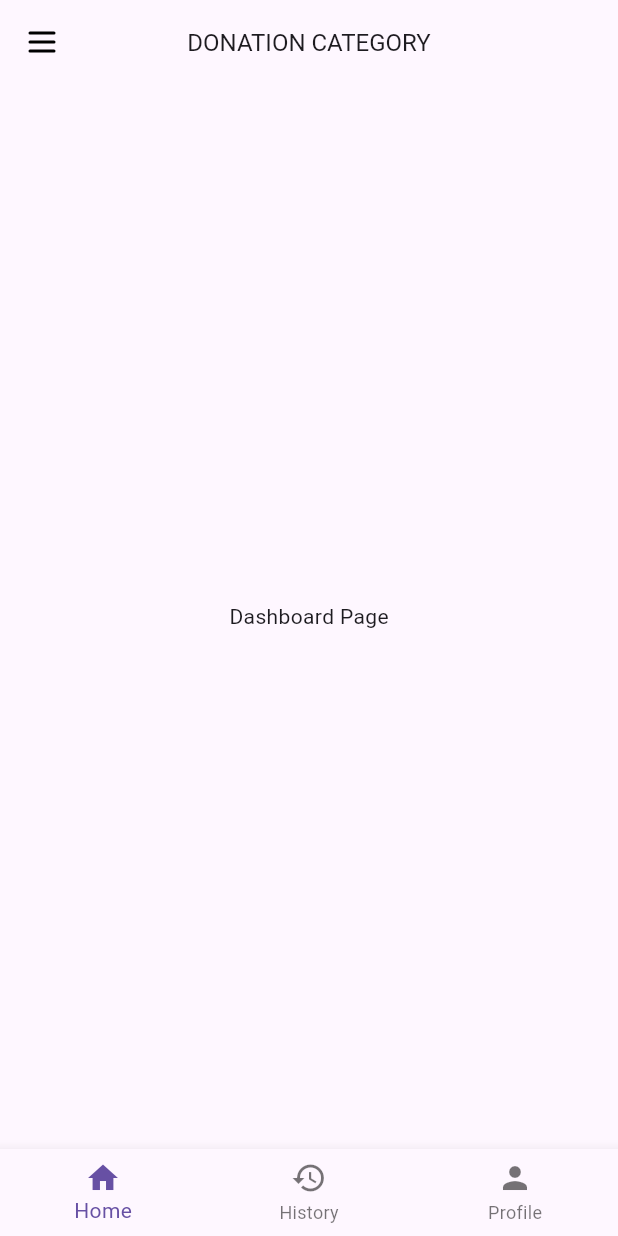
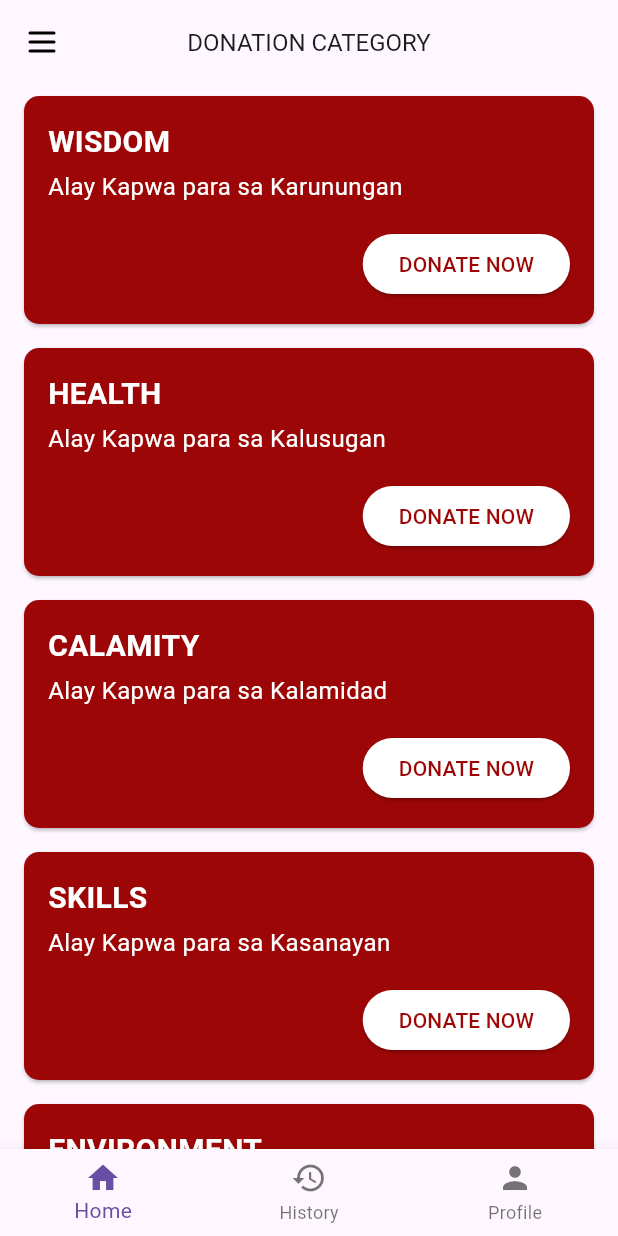
Before and after one commit to ipetersenpai/Donation-Flutter-App, a Flutter app: the screen it shows after launch, on a phone screen of 412 x 824 dp. Run offline on Flutter 3.47's test engine with Material 3 defaults, Android fonts, the phone set to English and light mode, and no system bars; our stand-ins replace flutter_svg.

Commit message:
feat:static donation category added

```diff
--- a/lib/pages/dashboard_page.dart
+++ b/lib/pages/dashboard_page.dart
@@ -4,11 +4,13 @@ import '../widgets/drawer_widget.dart'; // Import the drawer widget
 import '../widgets/bottom_navigation_bar_widget.dart'; // Import the BottomNavigationBar widget
 import '../pages/profile_page.dart'; // Import the ProfilePage
 import '../pages/history_page.dart'; // Import the HistoryPage
+import '../pages/donate_page.dart'; // Import the DonatePage
 
 class DashboardPage extends StatefulWidget {
   const DashboardPage({super.key});
 
   @override
+  // ignore: library_private_types_in_public_api
   _DashboardPageState createState() => _DashboardPageState();
 }
 
@@ -16,6 +18,19 @@ class _DashboardPageState extends State<DashboardPage> {
   final GlobalKey<ScaffoldState> _scaffoldKey = GlobalKey<ScaffoldState>();
   int _currentIndex = 0;
   final PageController _pageController = PageController();
+
+  final List<Map<String, String>> donationCategories = [
+    {"title": "WISDOM", "subtitle": "Alay Kapwa para sa Karunungan"},
+    {"title": "HEALTH", "subtitle": "Alay Kapwa para sa Kalusugan"},
+    {"title": "CALAMITY", "subtitle": "Alay Kapwa para sa Kalamidad"},
+    {"title": "SKILLS", "subtitle": "Alay Kapwa para sa Kasanayan"},
+    {"title": "ENVIRONMENT", "subtitle": "Alay Kapwa para sa Kalikasan"},
+    {"title": "EDUCATION", "subtitle": "Alay Kapwa para sa Edukasyon"},
+    {"title": "HUNGER", "subtitle": "Alay Kapwa para sa Gutom"},
+    {"title": "COMMUNITY", "subtitle": "Alay Kapwa para sa Komunidad"},
+    {"title": "LIVELIHOOD", "subtitle": "Alay Kapwa para sa Kabuhayan"},
+    {"title": "TECHNOLOGY", "subtitle": "Alay Kapwa para sa Teknolohiya"},
+  ];
 
   void _onPageChanged(int index) {
     setState(() {
@@ -28,6 +43,15 @@ class _DashboardPageState extends State<DashboardPage> {
       _currentIndex = index;
     });
     _pageController.jumpToPage(index);
+  }
+
+  void _navigateToDonatePage(BuildContext context, String title) {
+    Navigator.push(
+      context,
+      MaterialPageRoute(
+        builder: (context) => DonatePage(donationCategory: title),
+      ),
+    );
   }
 
   @override
@@ -88,10 +112,68 @@ class _DashboardPageState extends State<DashboardPage> {
       body: PageView(
         controller: _pageController,
         onPageChanged: _onPageChanged,
-        children: const [
-          Center(child: Text('Dashboard Page')), // Home content
-          HistoryPage(), // History content
-          ProfilePage(), // Profile content
+        children: [
+          ListView.builder(
+            itemCount: donationCategories.length,
+            itemBuilder: (context, index) {
+              final category = donationCategories[index];
+              return GestureDetector(
+                onTap: () => _navigateToDonatePage(context, category["title"]!),
+                child: Card(
+                  color: const Color(0xFF9D0606),
+                  margin:
+                      const EdgeInsets.symmetric(vertical: 8, horizontal: 16),
+                  shape: RoundedRectangleBorder(
+                    borderRadius: BorderRadius.circular(10),
+                  ),
+                  child: Padding(
+                    padding: const EdgeInsets.all(16.0),
+                    child: Column(
+                      crossAxisAlignment: CrossAxisAlignment.start,
+                      children: [
+                        Text(
+                          category["title"]!,
+                          style: const TextStyle(
+                            color: Colors.white,
+                            fontSize: 20,
+                            fontWeight: FontWeight.bold,
+                          ),
+                        ),
+                        const SizedBox(height: 4),
+                        Text(
+                          category["subtitle"]!,
+                          style: const TextStyle(
+                            color: Colors.white,
+                            fontSize: 16,
+                          ),
+                        ),
+                        const SizedBox(height: 16),
+                        Align(
+                          alignment: Alignment.bottomRight,
+                          child: ElevatedButton(
+                            onPressed: () => _navigateToDonatePage(
+                                context, category["title"]!),
+                            style: ElevatedButton.styleFrom(
+                              backgroundColor: Colors
+                                  .white, // Correct property for background color
+                              foregroundColor: const Color(
+                                  0xFF9D0606), // Correct property for text/icon color
+                              shape: RoundedRectangleBorder(
+                                borderRadius: BorderRadius.circular(20),
+                              ),
+                            ),
+                            child: const Text("DONATE NOW"),
+                          ),
+                        ),
+                      ],
+                    ),
+                  ),
+                ),
+              );
+            },
+          ),
+          const HistoryPage(), // History content
+          const ProfilePage(), // Profile content
         ],
       ),
       bottomNavigationBar: BottomNavigationBarWidget(
--- /dev/null
+++ b/lib/pages/donate_page.dart
@@ -0,0 +1,20 @@
+import 'package:flutter/material.dart';
+
+class DonatePage extends StatelessWidget {
+  final String donationCategory;
+
+  const DonatePage({super.key, required this.donationCategory});
+
+  @override
+  Widget build(BuildContext context) {
+    return Scaffold(
+      appBar: AppBar(
+        title: Text('Donate to $donationCategory'),
+        centerTitle: true,
+      ),
+      body: Center(
+        child: Text('Donation page for $donationCategory'),
+      ),
+    );
+  }
+}
```
